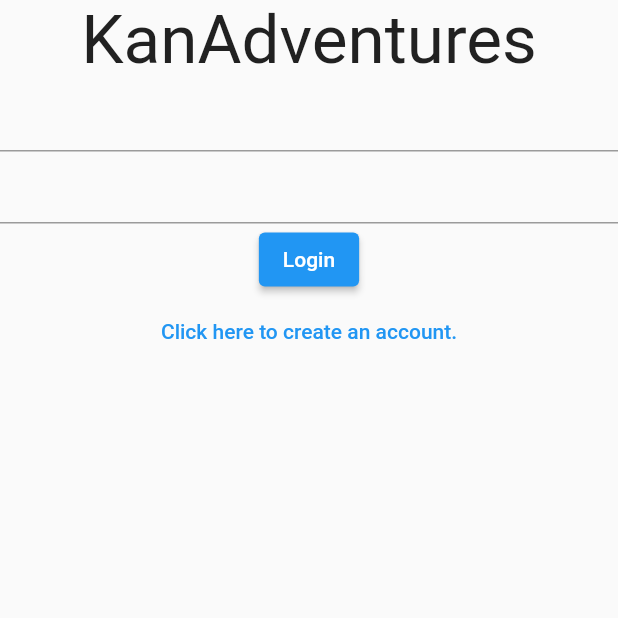
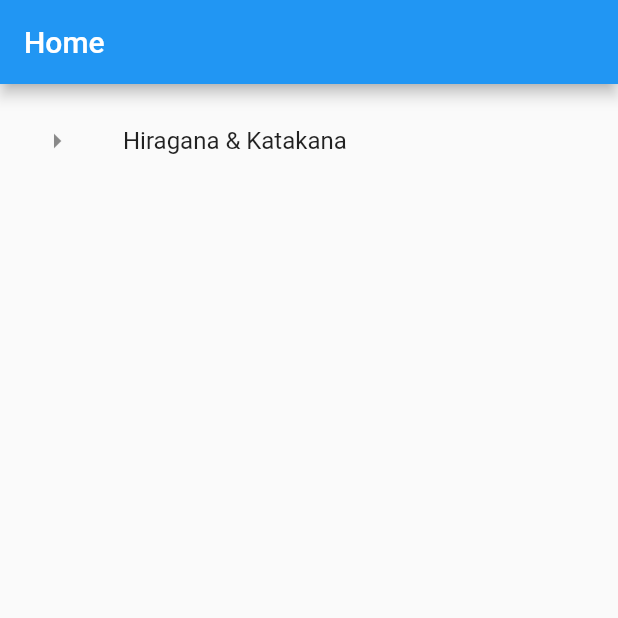
Before and after one commit to svlobao/flashcards_ON_HOLD, a Flutter app: the screen it shows after launch, on a phone screen of 412 x 824 dp, the top half of it. Run offline on Flutter 3.47's test engine with Material 2 defaults, Android fonts, the phone set to English and light mode, and no system bars.

Commit message:
New kanadventures. first commit. home page sketch

```diff
--- a/lib/main.dart
+++ b/lib/main.dart
@@ -1,20 +1,16 @@
-import 'package:flashcards/pages/login_page.dart';
 import 'package:flutter/material.dart';
 
-void main() {
-  runApp(const Kanadventure());
-}
+import 'pages/homepage.dart';
 
-class Kanadventure extends StatelessWidget {
-  const Kanadventure({Key? key}) : super(key: key);
+void main() => runApp(const Kanadventures());
+
+class Kanadventures extends StatelessWidget {
+  const Kanadventures({Key? key}) : super(key: key);
 
   @override
   Widget build(BuildContext context) {
     return MaterialApp(
-      initialRoute: '/login',
-      routes: {
-        '/login': (context) => const LoginPage(),
-      },
-    );
+        initialRoute: '/home',
+        routes: {'/home': (context) => const Homepage()});
   }
 }
--- /dev/null
+++ b/lib/pages/homepage.dart
@@ -0,0 +1,32 @@
+import 'package:flutter/material.dart';
+
+class Homepage extends StatefulWidget {
+  const Homepage({Key? key}) : super(key: key);
+
+  @override
+  _HomepageState createState() => _HomepageState();
+}
+
+class _HomepageState extends State<Homepage> {
+  @override
+  Widget build(BuildContext context) {
+    return Scaffold(
+      appBar: AppBar(
+        title: const Text('Home'),
+      ),
+      body: SafeArea(
+        child: Padding(
+          padding: const EdgeInsets.all(10.0),
+          child: ListView(
+            children: const [
+              ListTile(
+                leading: Icon(Icons.arrow_right_sharp),
+                title: Text('Hiragana & Katakana'),
+              ),
+            ],
+          ),
+        ),
+      ),
+    );
+  }
+}
--- a/lib/pages/login_page.dart
+++ /dev/null
@@ -1,35 +0,0 @@
-import 'package:flutter/material.dart';
-
-class LoginPage extends StatefulWidget {
-  const LoginPage({Key? key}) : super(key: key);
-
-  @override
-  _LoginPageState createState() => _LoginPageState();
-}
-
-class _LoginPageState extends State<LoginPage> {
-  @override
-  Widget build(BuildContext context) {
-    return Scaffold(
-      body: SafeArea(
-        child: Column(
-          children: [
-            Text(
-              'KanAdventures',
-              style: TextStyle(color: Colors.grey[900], fontSize: 45),
-            ),
-            TextField(),
-            TextField(),
-            ElevatedButton(
-                onPressed: () {},
-                child: Text('Login', textAlign: TextAlign.center)),
-            TextButton(
-                onPressed: () {},
-                child: Text('Click here to create an account.',
-                    textAlign: TextAlign.center))
-          ],
-        ),
-      ),
-    );
-  }
-}
```
